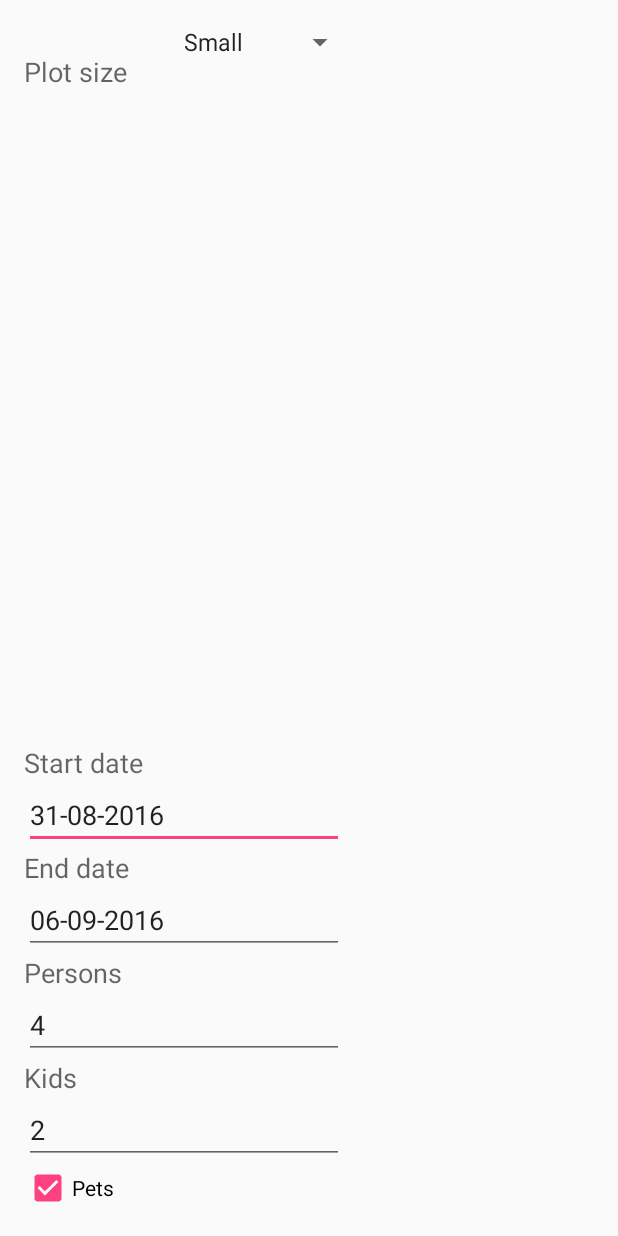
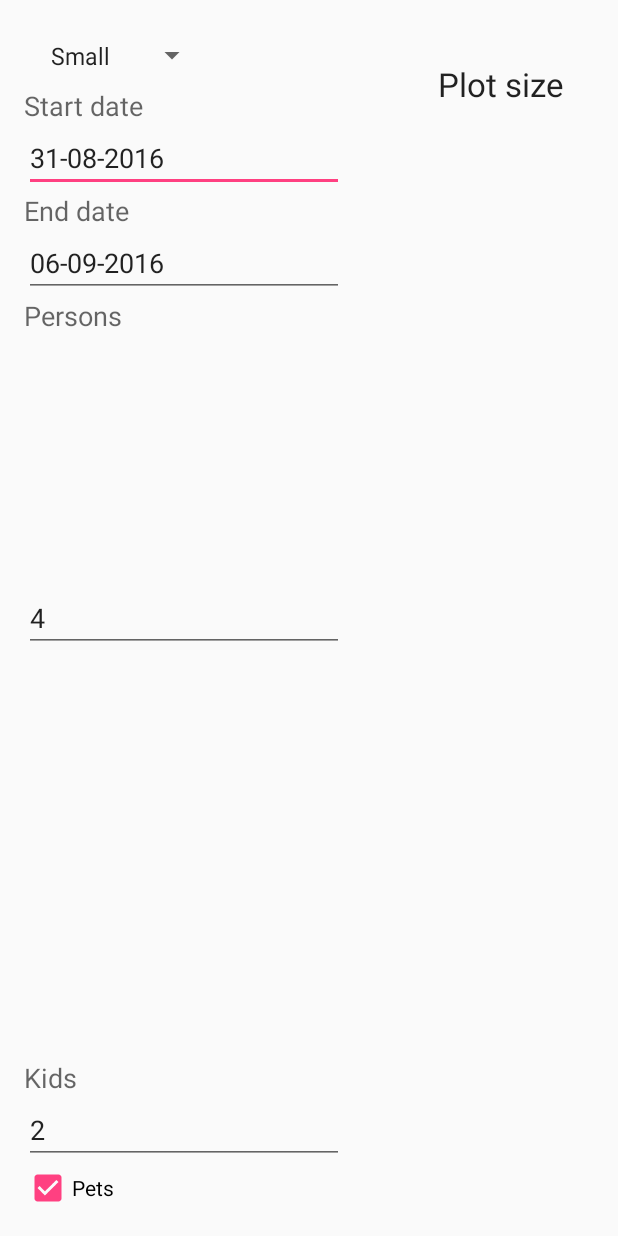
Before and after one commit to tylerdegraaff/easyspot, an Android app: the BookingCampingActivity screen opened directly, with no data from a screen before it, on a phone screen of 412 x 824 dp. Run offline under Robolectric (Android 15) with nearby library versions, the phone set to English and light mode, and no system bars.

Commit message:
Map activity and updates bookings activitys

```diff
--- a/app/src/main/AndroidManifest.xml
+++ b/app/src/main/AndroidManifest.xml
@@ -19,7 +19,11 @@
         <activity android:name=".BookingGeneralActivity" />
         <activity android:name=".BookingCampingActivity" />
         <activity android:name=".AccountActivity" />
-        <activity android:name=".ReservationActivity"></activity>
+        <activity android:name=".ReservationActivity" />
+        <activity
+            android:name=".BookingChoosePlotActivity"
+            android:label="@string/title_activity_booking_choose_plot"
+            android:theme="@style/AppTheme.NoActionBar"></activity>
     </application>
 
 </manifest>
--- a/app/src/main/res/layout/activity_booking_camping.xml
+++ b/app/src/main/res/layout/activity_booking_camping.xml
@@ -8,16 +8,19 @@
     android:paddingRight="@dimen/activity_horizontal_margin"
     android:paddingTop="@dimen/activity_vertical_margin"
     tools:context="nl.hr.tylerdegraaff.easyspot.BookingCampingActivity"
-    android:textAlignment="textStart">
+    android:textAlignment="textStart"
+    android:gravity="start">
 
     <Spinner
         android:layout_width="wrap_content"
         android:layout_height="wrap_content"
         android:id="@+id/plotOptions"
         android:spinnerMode="dropdown"
+        android:padding="10dp"
+        android:dropDownWidth="wrap_content"
         android:layout_alignParentTop="true"
-        android:layout_toEndOf="@+id/textView6"
-        android:layout_marginStart="30dp" />
+        android:gravity="left"
+        android:textAlignment="textStart" />
 
     <EditText
         android:layout_width="wrap_content"
@@ -26,7 +29,7 @@
         android:ems="10"
         android:id="@+id/booking_start_date"
         android:text="31-08-2016"
-        android:layout_above="@+id/textView8"
+        android:layout_below="@+id/textView7"
         android:layout_alignParentStart="true" />
 
     <EditText
@@ -36,7 +39,7 @@
         android:ems="10"
         android:id="@+id/booking_end_date"
         android:text="06-09-2016"
-        android:layout_above="@+id/textView9"
+        android:layout_below="@+id/textView8"
         android:layout_alignParentStart="true" />
 
     <EditText
@@ -46,7 +49,7 @@
         android:ems="10"
         android:id="@+id/editText6"
         android:text="4"
-        android:layout_above="@+id/textView10"
+        android:layout_centerVertical="true"
         android:layout_alignParentStart="true" />
 
     <EditText
@@ -72,21 +75,11 @@
         android:layout_width="wrap_content"
         android:layout_height="wrap_content"
         android:textAppearance="?android:attr/textAppearanceMedium"
-        android:text="Plot size"
-        android:id="@+id/textView6"
-        android:layout_alignParentTop="true"
-        android:layout_alignParentStart="true"
-        android:layout_marginTop="19dp" />
-
-    <TextView
-        android:layout_width="wrap_content"
-        android:layout_height="wrap_content"
-        android:textAppearance="?android:attr/textAppearanceMedium"
         android:text="Start date"
         android:id="@+id/textView7"
-        android:layout_above="@+id/booking_start_date"
-        android:layout_alignStart="@+id/textView8"
-        android:textAlignment="textStart" />
+        android:textAlignment="textStart"
+        android:layout_below="@+id/plotOptions"
+        android:layout_alignParentStart="true" />
 
     <TextView
         android:layout_width="wrap_content"
@@ -94,8 +87,8 @@
         android:textAppearance="?android:attr/textAppearanceMedium"
         android:text="End date"
         android:id="@+id/textView8"
-        android:layout_above="@+id/booking_end_date"
-        android:layout_alignStart="@+id/booking_end_date" />
+        android:layout_below="@+id/booking_start_date"
+        android:layout_alignParentStart="true" />
 
     <TextView
         android:layout_width="wrap_content"
@@ -112,7 +105,18 @@
         android:textAppearance="?android:attr/textAppearanceMedium"
         android:text="Persons"
         android:id="@+id/textView9"
-        android:layout_above="@+id/editText6"
+        android:layout_below="@+id/booking_end_date"
         android:layout_alignParentStart="true" />
 
+    <TextView
+        android:layout_width="wrap_content"
+        android:layout_height="wrap_content"
+        android:textAppearance="?android:attr/textAppearanceLarge"
+        android:text="Plot size"
+        android:id="@+id/textView18"
+        android:layout_alignParentTop="true"
+        android:layout_alignParentEnd="true"
+        android:layout_marginEnd="20dp"
+        android:layout_marginTop="25dp" />
+
 </RelativeLayout>
--- /dev/null
+++ b/app/src/main/res/values-v21/styles.xml
@@ -0,0 +1,9 @@
+<resources>
+
+    <style name="AppTheme.NoActionBar">
+        <item name="windowActionBar">false</item>
+        <item name="windowNoTitle">true</item>
+        <item name="android:windowDrawsSystemBarBackgrounds">true</item>
+        <item name="android:statusBarColor">@android:color/transparent</item>
+    </style>
+</resources>
--- a/app/src/main/res/values/dimens.xml
+++ b/app/src/main/res/values/dimens.xml
@@ -2,4 +2,5 @@
     <!-- Default screen margins, per the Android Design guidelines. -->
     <dimen name="activity_horizontal_margin">16dp</dimen>
     <dimen name="activity_vertical_margin">16dp</dimen>
+    <dimen name="fab_margin">16dp</dimen>
 </resources>
--- a/app/src/main/res/values/strings.xml
+++ b/app/src/main/res/values/strings.xml
@@ -23,4 +23,5 @@
         <item>Medium</item>
         <item>Large</item>
     </string-array>
+    <string name="title_activity_booking_choose_plot">BookingChoosePlotActivity</string>
 </resources>
--- a/app/src/main/res/values/styles.xml
+++ b/app/src/main/res/values/styles.xml
@@ -8,4 +8,13 @@
         <item name="colorAccent">@color/colorAccent</item>
     </style>
 
+    <style name="AppTheme.NoActionBar">
+        <item name="windowActionBar">false</item>
+        <item name="windowNoTitle">true</item>
+    </style>
+
+    <style name="AppTheme.AppBarOverlay" parent="ThemeOverlay.AppCompat.Dark.ActionBar" />
+
+    <style name="AppTheme.PopupOverlay" parent="ThemeOverlay.AppCompat.Light" />
+
 </resources>
```
Also changed, not shown: app/src/main/java/nl/hr/tylerdegraaff/easyspot/BookingChoosePlotActivity.java (added, +29 -0 lines), app/src/main/res/layout/activity_booking_choose_plot.xml (added, +34 -0 lines), app/src/main/res/layout/content_booking_choose_plot.xml (added, +15 -0 lines), app/src/main/res/drawable/background.jpg (added).
